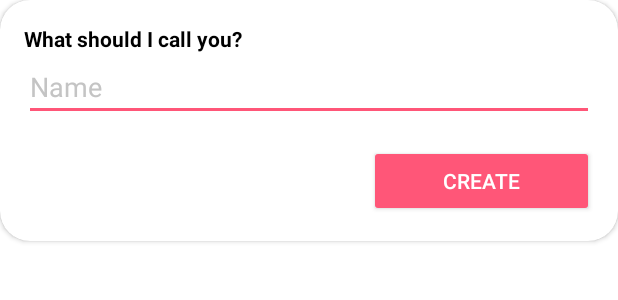
After one commit to ch8n/Taskie-Mvvm, an Android app: the layout dialog_setup_profile.xml on its own in the app's theme, with its tools: preview values and no code run, on a phone screen of 412 x 824 dp. The commit adds this screen. Shown: the top 300 px of the screen. Run offline under Robolectric (Android 15) with nearby library versions, the phone set to English and light mode, and no system bars.

Commit message:
:construction: - updated dependencies - added setup profile dialog

```diff
--- a/app/src/main/AndroidManifest.xml
+++ b/app/src/main/AndroidManifest.xml
@@ -1,7 +1,6 @@
 <?xml version="1.0" encoding="utf-8"?>
 <manifest xmlns:android="http://schemas.android.com/apk/res/android"
     package="com.ch8n.taskie">
-
 
 
     <application
@@ -14,8 +13,8 @@
         android:theme="@style/Theme.Taskie">
         <activity
             android:name=".MainActivity"
-            android:theme="@style/Theme.Taskie"
-            android:screenOrientation="portrait">
+            android:screenOrientation="portrait"
+            android:theme="@style/Theme.Taskie">
             <intent-filter>
                 <action android:name="android.intent.action.MAIN" />
 
--- a/app/src/main/java/com/ch8n/taskie/MainActivity.kt
+++ b/app/src/main/java/com/ch8n/taskie/MainActivity.kt
@@ -10,16 +10,12 @@ import com.ch8n.taskie.ui.login.LoginFragment
 import com.ch8n.taskie.ui.router.Router
 
 class MainActivity : ViewBindingActivity<ActivityMainBinding>(), Router {
-    override fun onCreate(savedInstanceState: Bundle?) {
-        super.onCreate(savedInstanceState)
-        setContentView(R.layout.activity_main)
-        supportActionBar?.hide()
-    }
 
     override val bindingInflater: (LayoutInflater) -> ActivityMainBinding
         get() = ActivityMainBinding::inflate
 
     override fun setup(): Unit = with(binding) {
+        supportActionBar?.hide()
         toLoginScreen()
     }
 
--- a/app/src/main/java/com/ch8n/taskie/data/utils/BaseBottomSheet.kt
+++ b/app/src/main/java/com/ch8n/taskie/data/utils/BaseBottomSheet.kt
@@ -9,6 +9,7 @@ import android.view.LayoutInflater
 import android.view.View
 import android.view.ViewGroup
 import androidx.coordinatorlayout.widget.CoordinatorLayout
+import androidx.fragment.app.DialogFragment
 import androidx.fragment.app.Fragment
 import androidx.viewbinding.ViewBinding
 import com.ch8n.taskie.R
@@ -52,6 +53,10 @@ abstract class ViewBindingBottomSheet<VB : ViewBinding> : BaseBottomSheet() {
 
 abstract class BaseBottomSheet() : BottomSheetDialogFragment() {
 
+    override fun onCreate(savedInstanceState: Bundle?) {
+        super.onCreate(savedInstanceState)
+        setStyle(DialogFragment.STYLE_NORMAL, R.style.BottomSheetDialogThemeNoFloating)
+    }
 
     override fun onCreateDialog(savedInstanceState: Bundle?): Dialog {
         val bottomSheetDialog = super.onCreateDialog(savedInstanceState) as? BottomSheetDialog
--- a/app/src/main/java/com/ch8n/taskie/ui/notes/NotesFragment.kt
+++ b/app/src/main/java/com/ch8n/taskie/ui/notes/NotesFragment.kt
@@ -2,7 +2,6 @@ package com.ch8n.taskie.ui.notes
 
 import android.view.LayoutInflater
 import android.view.ViewGroup
-import android.widget.Toast
 import androidx.fragment.app.viewModels
 import androidx.lifecycle.Observer
 import com.ch8n.taskie.data.model.Note
@@ -12,8 +11,8 @@ import com.ch8n.taskie.databinding.FragmentNotesBinding
 import com.ch8n.taskie.di.Injector
 import com.ch8n.taskie.ui.notes.adapter.NoteListAdapter
 import com.ch8n.taskie.ui.notes.adapter.NoteListInteraction
+import com.ch8n.taskie.ui.notes.dialog.NoteDialog
 import com.ch8n.taskie.ui.notes.dialog.NoteDialogBuilder
-import com.ch8n.taskie.ui.notes.dialog.NoteDialog
 import com.google.android.material.snackbar.Snackbar
 
 class NotesFragment : ViewBindingFragment<FragmentNotesBinding>() {
--- a/app/src/main/java/com/ch8n/taskie/ui/task/TaskFragment.kt
+++ b/app/src/main/java/com/ch8n/taskie/ui/task/TaskFragment.kt
@@ -2,7 +2,6 @@ package com.ch8n.taskie.ui.task
 
 import android.view.LayoutInflater
 import android.view.ViewGroup
-import android.widget.Toast
 import androidx.fragment.app.viewModels
 import androidx.lifecycle.Observer
 import com.ch8n.taskie.data.model.Note
--- /dev/null
+++ b/app/src/main/res/layout/dialog_setup_profile.xml
@@ -0,0 +1,49 @@
+<?xml version="1.0" encoding="utf-8"?>
+<androidx.cardview.widget.CardView xmlns:android="http://schemas.android.com/apk/res/android"
+    xmlns:app="http://schemas.android.com/apk/res-auto"
+    android:layout_width="match_parent"
+    android:layout_height="wrap_content"
+    android:background="@null"
+    app:cardBackgroundColor="@color/white"
+    app:cardCornerRadius="20dp">
+
+    <androidx.appcompat.widget.LinearLayoutCompat
+        android:layout_width="match_parent"
+        android:layout_height="wrap_content"
+        android:layout_marginTop="16dp"
+        android:orientation="vertical">
+
+        <TextView
+            android:layout_width="match_parent"
+            android:layout_height="wrap_content"
+            android:layout_marginStart="16dp"
+            android:text="What should I call you?"
+            android:textColor="@color/black"
+            android:textStyle="bold" />
+
+        <androidx.appcompat.widget.AppCompatEditText
+            android:id="@+id/edit_name"
+            android:layout_width="match_parent"
+            android:layout_height="wrap_content"
+            android:layout_marginStart="16dp"
+            android:layout_marginEnd="16dp"
+            android:hint="Name"
+            android:textColor="@color/black"
+            android:textColorHint="@color/gray" />
+
+
+        <androidx.appcompat.widget.AppCompatButton
+            android:id="@+id/btn_create_profile"
+            android:layout_width="150dp"
+            android:layout_height="wrap_content"
+            android:layout_gravity="end"
+            android:layout_marginTop="16dp"
+            android:layout_marginBottom="16dp"
+            android:layout_marginEnd="16dp"
+            android:backgroundTint="@color/pink"
+            android:text="Create" />
+
+
+    </androidx.appcompat.widget.LinearLayoutCompat>
+
+</androidx.cardview.widget.CardView>
```
Also changed, not shown: app/build.gradle (+10 -14 lines), app/src/main/java/com/ch8n/taskie/ui/login/LoginFragment.kt (+43 -59 lines), app/src/main/java/com/ch8n/taskie/ui/login/SetupProfileDialog.kt (added, +39 -0 lines), app/src/main/res/layout/fragment_login.xml (+18 -10 lines), app/src/main/res/values/styles.xml (added, +7 -0 lines), build.gradle (+4 -5 lines), gradle/wrapper/gradle-wrapper.properties.
